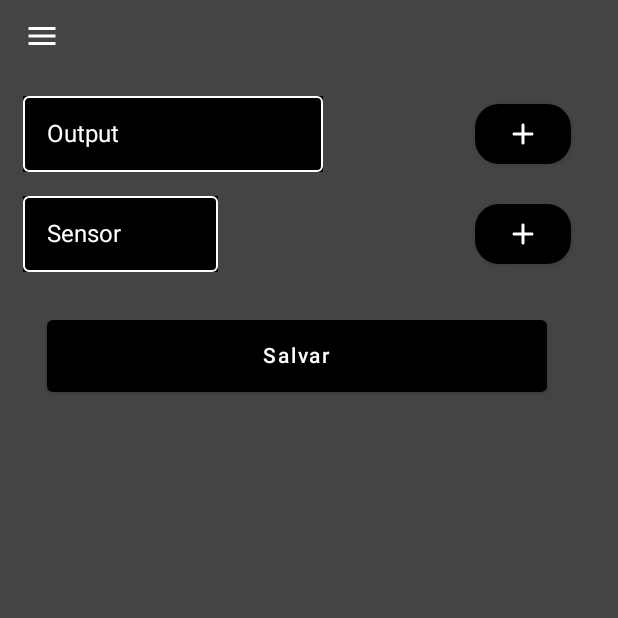
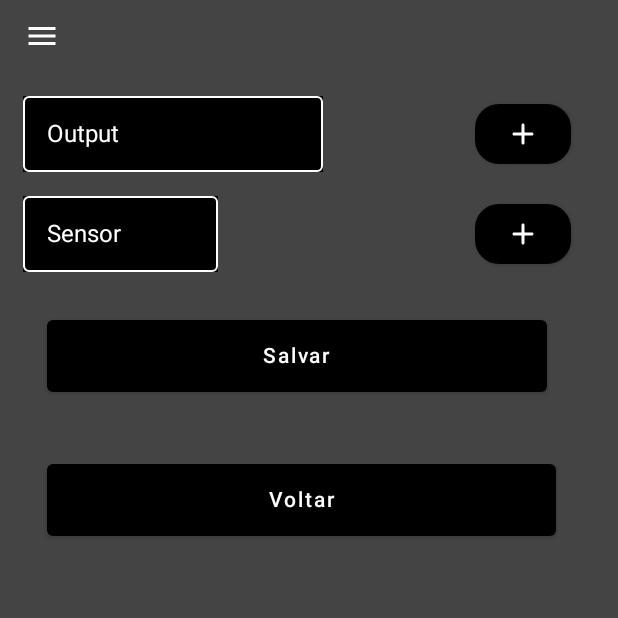
Before and after one commit to Emanuelle-Oliveira/app-projetos-08, an Android app built with Jetpack Compose: the CreateGroupActivity screen opened directly, with no data from a screen before it, on a phone screen of 412 x 824 dp, the top half of it. Run offline under Robolectric (Android 15) with nearby library versions, the phone set to English and light mode, and no system bars; our stand-ins replace Firebase (no records; nobody signed in at launch, a user with empty details on screens opened directly).

Commit message:
Feat
feat: Menu três pontos, ajuste do card e voltar na tela creategroup

```diff
--- a/app/src/main/java/com/example/appprojetos08/ui/activities/group/CreateGroupActivity.kt
+++ b/app/src/main/java/com/example/appprojetos08/ui/activities/group/CreateGroupActivity.kt
@@ -1,6 +1,7 @@
 package com.example.appprojetos08.ui.activities.group
 
 import android.annotation.SuppressLint
+import android.content.Intent
 import android.os.Bundle
 import android.util.Log
 import androidx.activity.ComponentActivity
@@ -51,6 +52,7 @@ import androidx.compose.material3.DrawerValue
 import androidx.compose.material3.DropdownMenu
 import androidx.compose.ui.Alignment
 import androidx.compose.ui.platform.LocalContext
+import com.example.appprojetos08.MainActivity
 import com.example.appprojetos08.models.output.Output
 import com.example.appprojetos08.models.sensor.Sensor
 import com.example.appprojetos08.models.setPoint.SetPoint
@@ -552,6 +554,29 @@ class CreateGroupActivity : ComponentActivity() {
                     }
                 }
             }
+            item{
+                Row(
+                    modifier = Modifier
+                        .fillMaxWidth()
+                        .padding(end = 10.dp),
+                    horizontalArrangement = Arrangement.SpaceBetween,
+                    verticalAlignment = Alignment.Bottom
+                ){
+                    Button(
+                        onClick = {
+                            context.startActivity(Intent(context, MainActivity::class.java))
+                        },
+                        colors = ButtonDefaults.buttonColors(contentColor = Color.White, backgroundColor = Color.Black),
+                        modifier = Modifier
+                            .fillMaxWidth()
+                            .height(80.dp)
+                            .padding(16.dp)
+
+                    ) {
+                        Text(text = "Voltar", color = Color.White)
+                    }
+                }
+            }
         }
     }
 
```
Also changed, not shown: app/src/main/java/com/example/appprojetos08/MainActivity.kt (+61 -24 lines).
